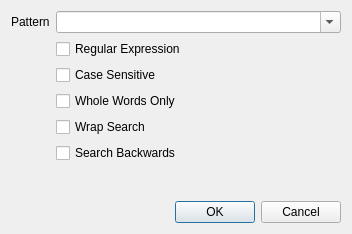
Qt form kscope/app/findtextdialog.ui (cpackham/kscope) before a commit.
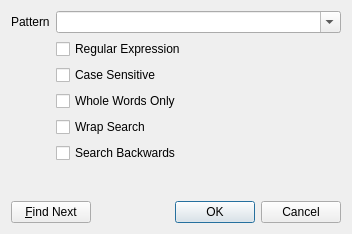
The same form after that commit.

Commit message: Implemented a "Find Next" button in the find dialogue.

What changed in the file:
```diff
--- a/kscope/app/findtextdialog.ui
+++ b/kscope/app/findtextdialog.ui
@@ -73,6 +73,15 @@
     </layout>
    </item>
    <item>
+    <layout class="QHBoxLayout" name="horizontalLayout" >
+     <item>
+      <widget class="QPushButton" name="findNextButton_" >
+       <property name="text" >
+        <string>&amp;Find Next</string>
+       </property>
+      </widget>
+     </item>
+     <item>
     <widget class="QDialogButtonBox" name="buttonBox" >
      <property name="orientation" >
       <enum>Qt::Horizontal</enum>
@@ -83,6 +92,8 @@
     </widget>
    </item>
   </layout>
+   </item>
+  </layout>
  </widget>
  <resources/>
  <connections>
```
Left out of the diff: 27 changed lines with no effect on the pictures. Lines whose indentation alone changed are shown as unchanged. The commit also changes 5 other files.
